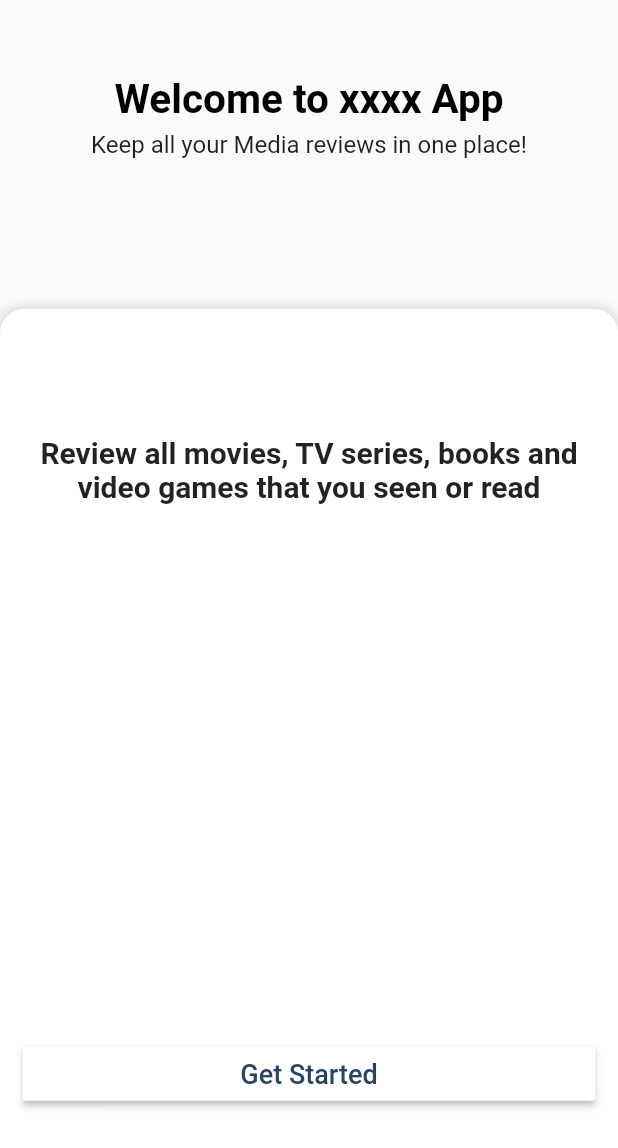
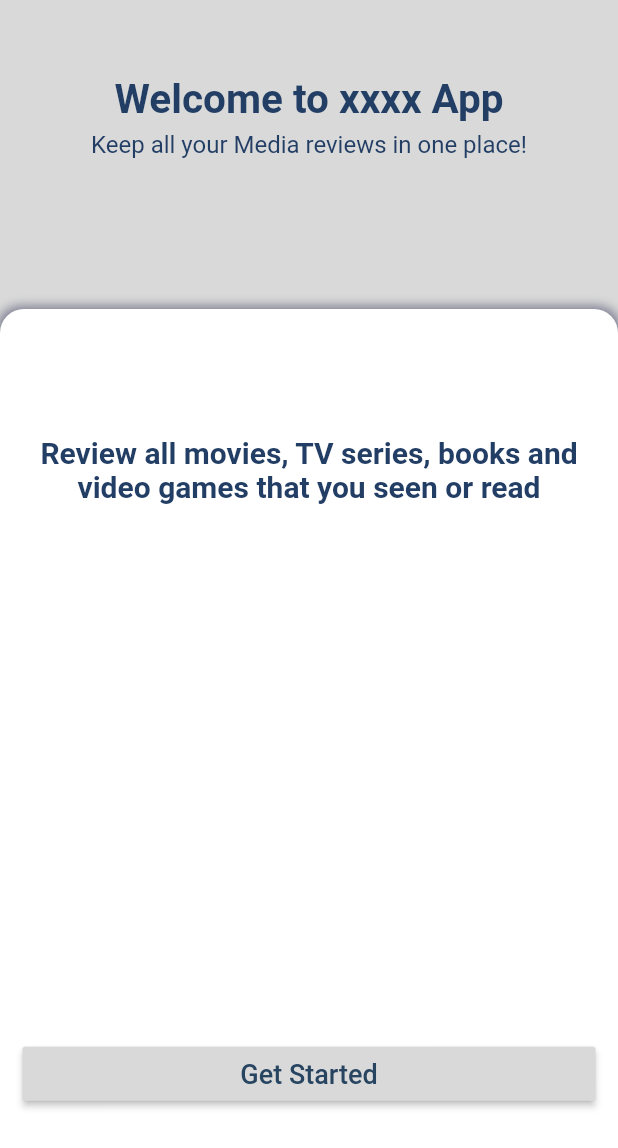
Before and after one commit to raczynskaannamaria/movies_books, a Flutter app: the screen it shows after launch, on a phone screen of 412 x 824 dp. Shown: the top 1148 px of the screen. Run offline on Flutter 3.47's test engine with Material 2 defaults, Android fonts, the light colour scheme and no system bars; our stand-ins replace cloud_firestore, firebase_auth, firebase_core, get; missing offline and left inert: flutterfire_ui; accounts and stored records are empty; generated files the repository leaves out were written again.

Commit message:
Add App colors

```diff
--- a/lib/features/onboarding/onboarding_page.dart
+++ b/lib/features/onboarding/onboarding_page.dart
@@ -1,12 +1,14 @@
 import 'package:flutter/material.dart';
 import 'package:get/get.dart';
 import 'package:movies_books/features/auth/auth_gate.dart';
+import 'package:movies_books/features/presentation/app_colors.dart';
 
 class OnBoardingScreen extends StatelessWidget {
   @override
   Widget build(BuildContext context) {
     return SafeArea(
         child: Scaffold(
+      backgroundColor: AppColor.alto,
       body: Container(
         width: double.infinity,
         child: Column(
@@ -19,7 +21,7 @@ class OnBoardingScreen extends StatelessWidget {
             const Text(
               "Welcome to xxxx App",
               style: TextStyle(
-                color: Colors.black,
+                color: AppColor.cello,
                 fontSize: 27,
                 fontWeight: FontWeight.w700,
               ),
@@ -29,7 +31,7 @@ class OnBoardingScreen extends StatelessWidget {
             ),
             const Text(
               "Keep all your Media reviews in one place!",
-              style: TextStyle(fontSize: 16),
+              style: TextStyle(fontSize: 16, color: AppColor.cello),
             ),
             const SizedBox(
               height: 50,
@@ -48,7 +50,9 @@ class OnBoardingScreen extends StatelessWidget {
                     color: Colors.white,
                     boxShadow: [
                       BoxShadow(
-                          color: Colors.black12, blurRadius: 5, spreadRadius: 2)
+                          color: AppColor.waterloo,
+                          blurRadius: 5,
+                          spreadRadius: 2)
                     ],
                     borderRadius: BorderRadius.only(
                         topRight: Radius.circular(16),
@@ -62,7 +66,9 @@ class OnBoardingScreen extends StatelessWidget {
                         "Review all movies, TV series, books and video games that you seen or read",
                         textAlign: TextAlign.center,
                         style: TextStyle(
-                            fontSize: 20, fontWeight: FontWeight.w600),
+                            fontSize: 20,
+                            fontWeight: FontWeight.w600,
+                            color: AppColor.cello),
                       ),
                     ),
                     const Padding(
@@ -80,7 +86,7 @@ class OnBoardingScreen extends StatelessWidget {
                       padding: EdgeInsets.only(left: 15, right: 15),
                       child: MaterialButton(
                         minWidth: double.infinity,
-                        color: Colors.white,
+                        color: AppColor.alto,
                         elevation: 2,
                         onPressed: () {
                           Get.to(() => const AuthGate());
--- /dev/null
+++ b/lib/features/presentation/app_colors.dart
@@ -0,0 +1,12 @@
+import 'package:flutter/material.dart';
+
+class AppColor {
+  const AppColor._();
+
+  static const Color waterloo = Color(0xFF7B7D90);
+  static const Color seaNymph = Color(0xFF70A1A1);
+  static const Color sandyBrown = Color(0xFFF0B55C);
+  static const Color burntSienna = Color(0xFFEE6B59);
+  static const Color alto = Color(0xFFD9D9D9);
+  static const Color cello = Color(0xFF233E65);
+}
```
